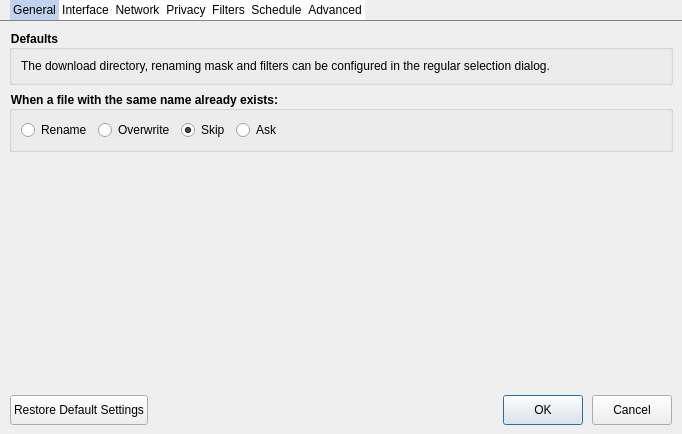
Qt form src/dialogs/preferencedialog.ui (setvisible/ArrowDL) before a commit.
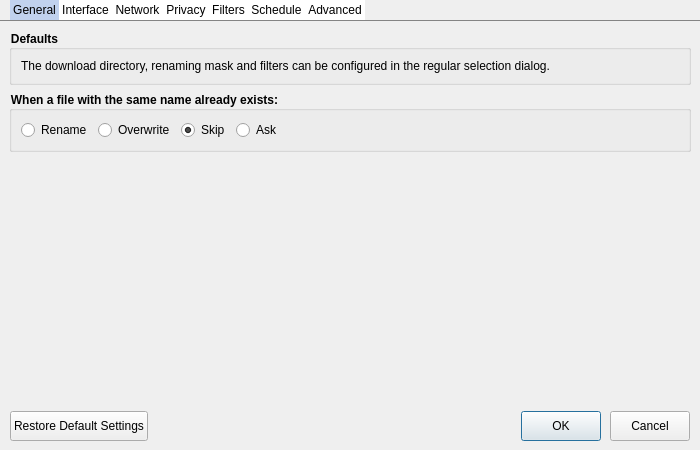
The same form after that commit. Icons and pictures are not drawn. Custom widgets are drawn as their Qt base class.

Commit message: [GUI] Improve default window/dialog/columns sizes

Patch:
```diff
--- a/src/dialogs/preferencedialog.ui
+++ b/src/dialogs/preferencedialog.ui
@@ -6,8 +6,8 @@
    <rect>
     <x>0</x>
     <y>0</y>
-    <width>682</width>
-    <height>434</height>
+    <width>700</width>
+    <height>450</height>
    </rect>
   </property>
   <property name="windowTitle">
```
Left out of the diff: 6 changed lines with no effect on the pictures. The commit also changes 5 other files.
